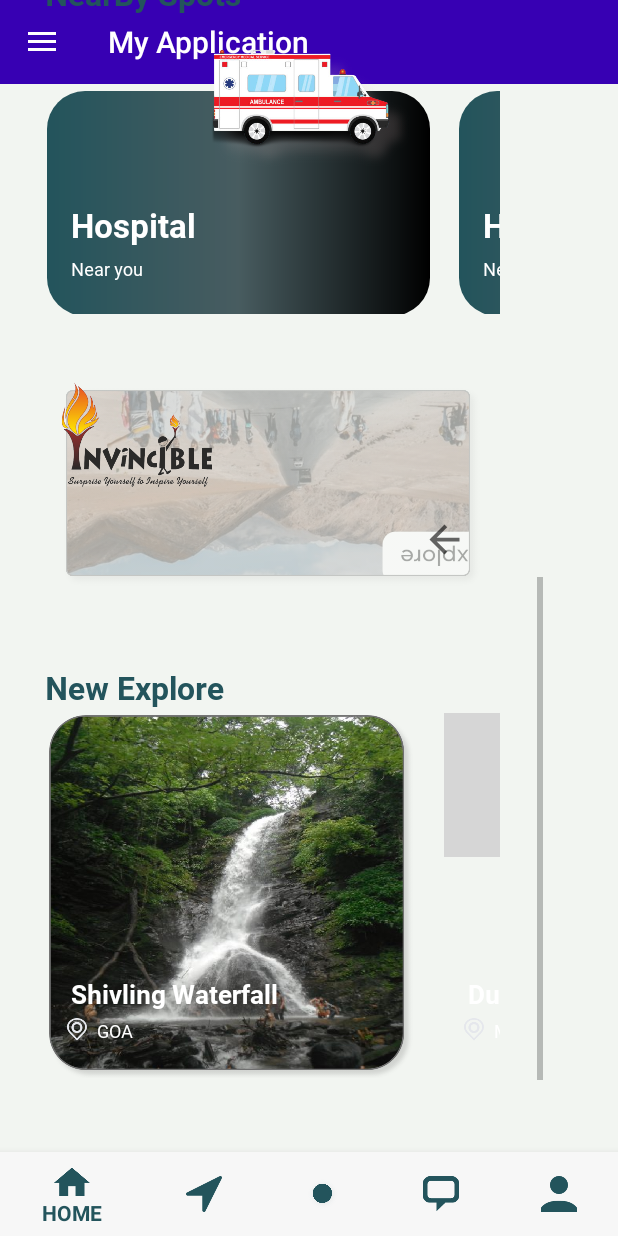
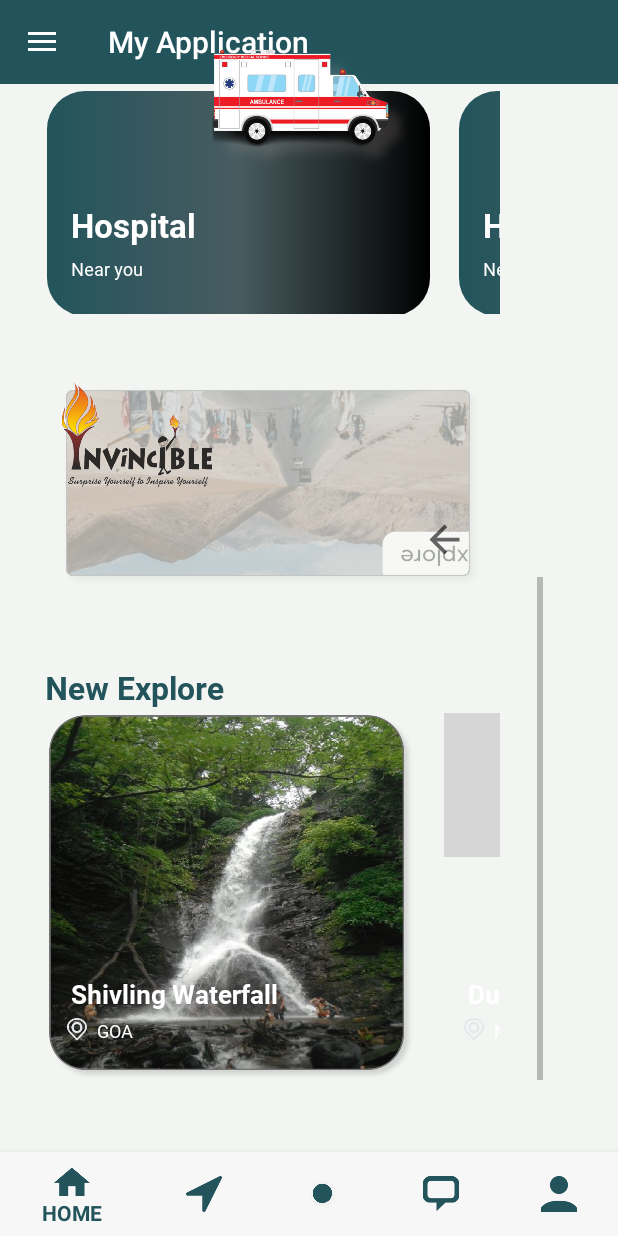
Before and after one commit to aadityarasala/theExplorer, an Android app: the screen it shows after launch (home), scrolled down 826 dp, on a phone screen of 412 x 824 dp. Run offline under Robolectric (Android 15) with nearby library versions, the phone set to English and light mode, and no system bars; grey boxes are pictures that could not be loaded.

Commit message:
developing navigation

```diff
--- a/app/src/main/java/com/example/myapplication/home.java
+++ b/app/src/main/java/com/example/myapplication/home.java
@@ -1,15 +1,18 @@
 package com.example.myapplication;
 
+import androidx.appcompat.app.ActionBarDrawerToggle;
 import androidx.appcompat.app.ActionBarDrawerToggle;
 import androidx.appcompat.app.AppCompatActivity;
 import androidx.appcompat.widget.Toolbar;
 import androidx.core.view.GravityCompat;
+import androidx.core.view.MenuItemCompat;
 import androidx.drawerlayout.widget.DrawerLayout;
 import androidx.fragment.app.Fragment;
 import androidx.fragment.app.FragmentManager;
 
 import android.content.res.Configuration;
 import android.os.Bundle;
+import android.view.Menu;
 import android.view.MenuItem;
 import android.view.View;
 import android.widget.ImageView;
@@ -23,6 +26,7 @@ public class home extends AppCompatActivity {
 
     // Make sure to be using androidx.appcompat.app.ActionBarDrawerToggle version.
     private ActionBarDrawerToggle drawerToggle;
+    //private ActionBarDrawerToggle drawerToogle;
 
 
     @Override
--- a/app/src/main/res/layout/activity_home.xml
+++ b/app/src/main/res/layout/activity_home.xml
@@ -20,7 +20,8 @@
         <LinearLayout
             android:layout_width="match_parent"
             android:layout_height="match_parent"
-            android:orientation="vertical">
+            android:orientation="vertical"
+            >
 
             <!-- The ActionBar displayed at the top -->
             <include
--- a/app/src/main/res/layout/toolbar.xml
+++ b/app/src/main/res/layout/toolbar.xml
@@ -14,7 +14,7 @@
         android:fitsSystemWindows="true"
         android:minHeight="?attr/actionBarSize"
         app:theme="@style/ThemeOverlay.AppCompat.Dark.ActionBar"
-        android:background="?attr/colorPrimaryDark"
+        android:background="@color/txtcolor"
         tools:ignore="MissingConstraints">
     </androidx.appcompat.widget.Toolbar>
 
--- a/app/src/main/res/menu/drawer_view.xml
+++ b/app/src/main/res/menu/drawer_view.xml
@@ -1,5 +1,8 @@
 <?xml version="1.0" encoding="utf-8"?>
-<menu xmlns:android="http://schemas.android.com/apk/res/android">
+<menu xmlns:android="http://schemas.android.com/apk/res/android"
+    xmlns:app="http://schemas.android.com/apk/res-auto"
+    app:theme="@style/Theme.Design.NoActionBar">
+
     <group android:checkableBehavior="single">
         <item
             android:id="@+id/nav_1_fragment"
--- a/app/src/main/res/values-night/themes.xml
+++ b/app/src/main/res/values-night/themes.xml
@@ -7,4 +7,10 @@
         <item name="colorAccent">@color/teal_200</item>
         <!-- Customize your theme here. -->
     </style>
+    <style name="AppTheme" parent="Theme.AppCompat.Light.NoActionBar">
+        <item name="colorPrimary">#673AB7</item>
+        <item name="colorPrimaryDark">#512DA8</item>
+        <item name="colorAccent">#FF4081</item>
+        <item name="android:windowTranslucentStatus">true</item>
+    </style>
 </resources>
```
